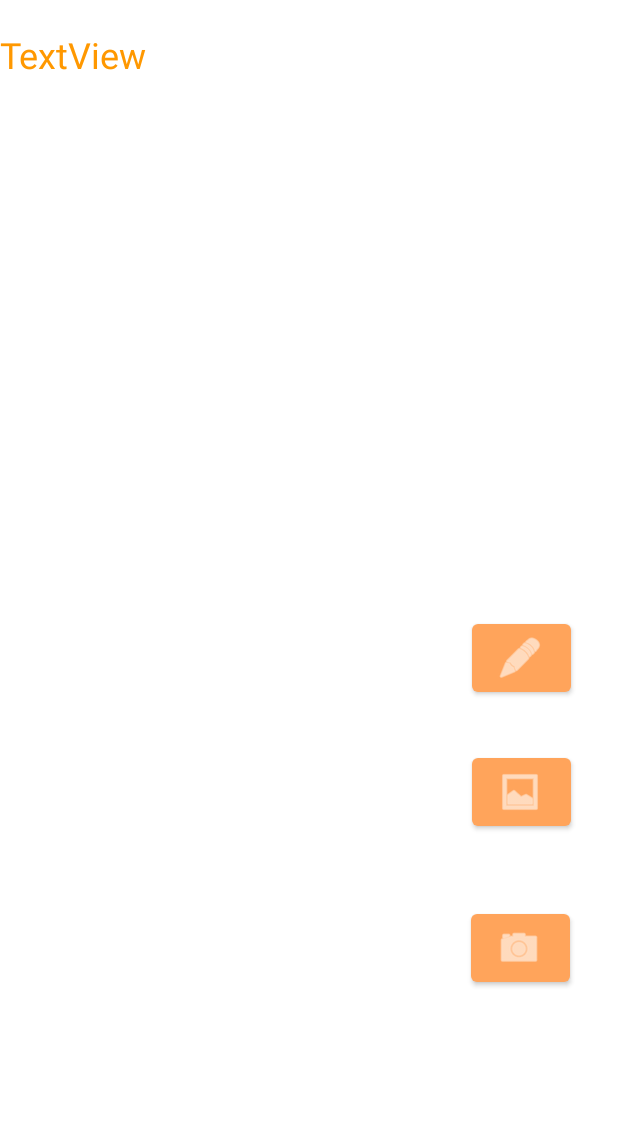
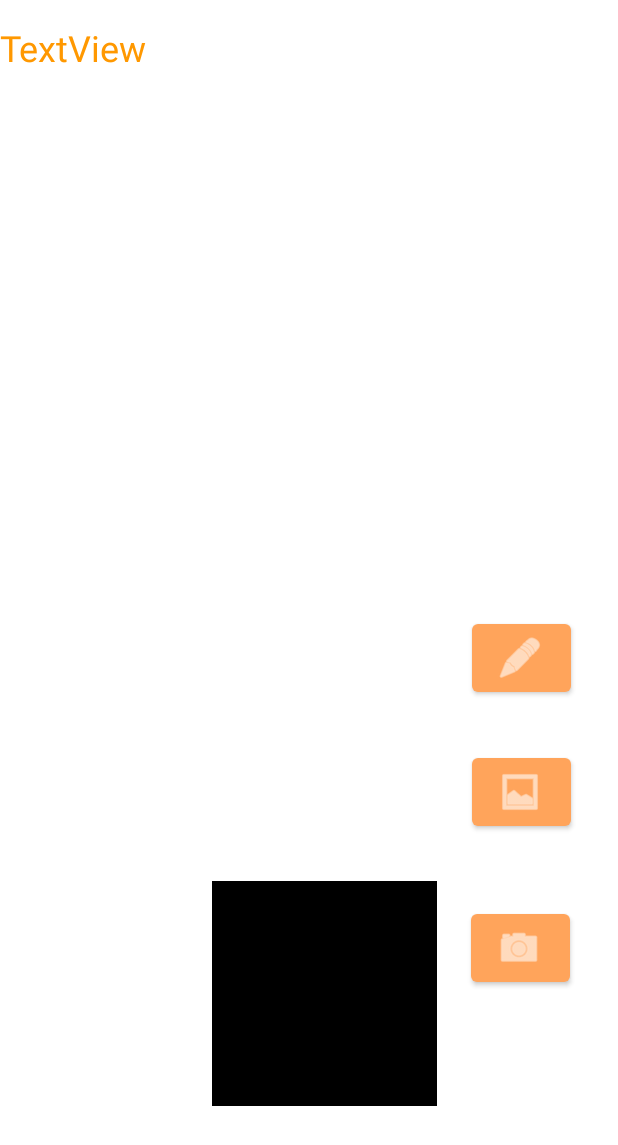
Before and after one commit to louprusak/TripWay, an Android app: the layout carnet_activity.xml on its own in the app's theme, with its tools: preview values and no code run, on a phone screen of 412 x 824 dp. Shown: the top 1145 px of the screen. Run offline under Robolectric (Android 15) with nearby library versions, the phone set to English and light mode, and no system bars.

Commit message:
Ajout imageView dynamiques (presque fini) + country code OK

```diff
--- a/carnetVoyage/app/src/main/res/layout/carnet_activity.xml
+++ b/carnetVoyage/app/src/main/res/layout/carnet_activity.xml
@@ -46,8 +46,9 @@
 
     <ImageView
         android:id="@+id/imgPhoto"
-        android:layout_width="wrap_content"
-        android:layout_height="wrap_content"
+        android:layout_width="150dp"
+        android:layout_height="150dp"
+        tools:background="@color/black"
         app:layout_constraintBottom_toBottomOf="parent"
         app:layout_constraintEnd_toEndOf="parent"
         app:layout_constraintHorizontal_bias="0.539"
--- a/carnetVoyage/app/src/main/res/layout/logs.xml
+++ b/carnetVoyage/app/src/main/res/layout/logs.xml
@@ -18,5 +18,11 @@
         app:layout_constraintStart_toStartOf="parent"
         app:layout_constraintTop_toTopOf="parent" />
 
+    <androidx.recyclerview.widget.RecyclerView
+        android:layout_width="match_parent"
+        android:layout_height="match_parent"
+        tools:layout_editor_absoluteX="163dp"
+        tools:layout_editor_absoluteY="252dp" />
+
 
 </androidx.constraintlayout.widget.ConstraintLayout>
```
Also changed, not shown: carnetVoyage/app/src/main/java/fr/iut/projet/view/activities/CarnetActivity.java (+20 -3 lines), 1 other file.
